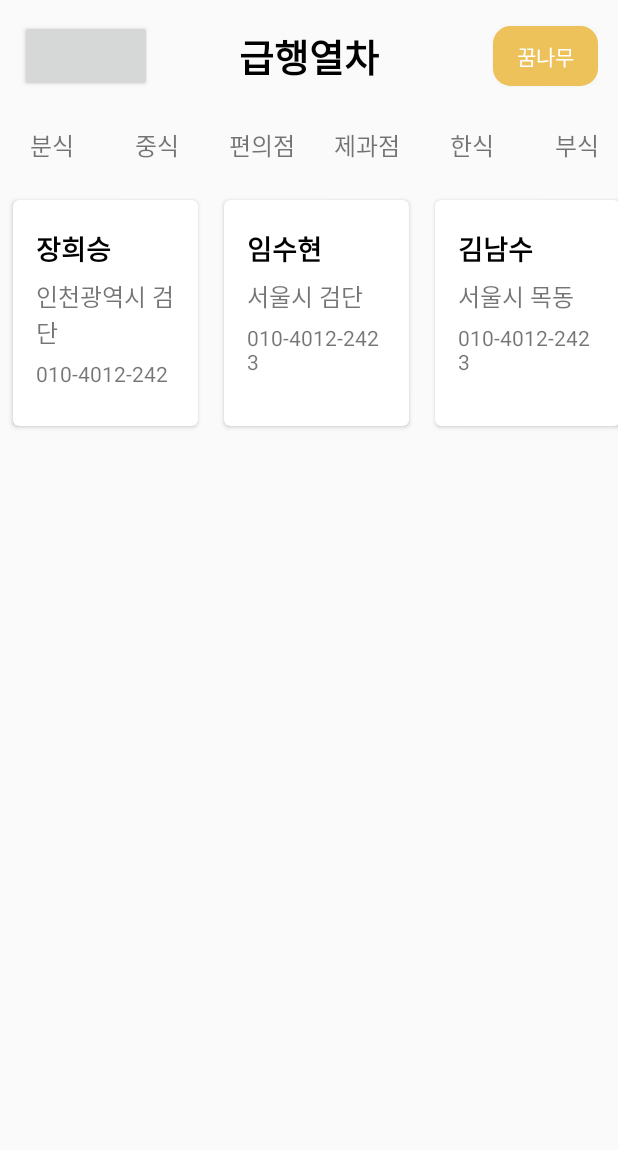
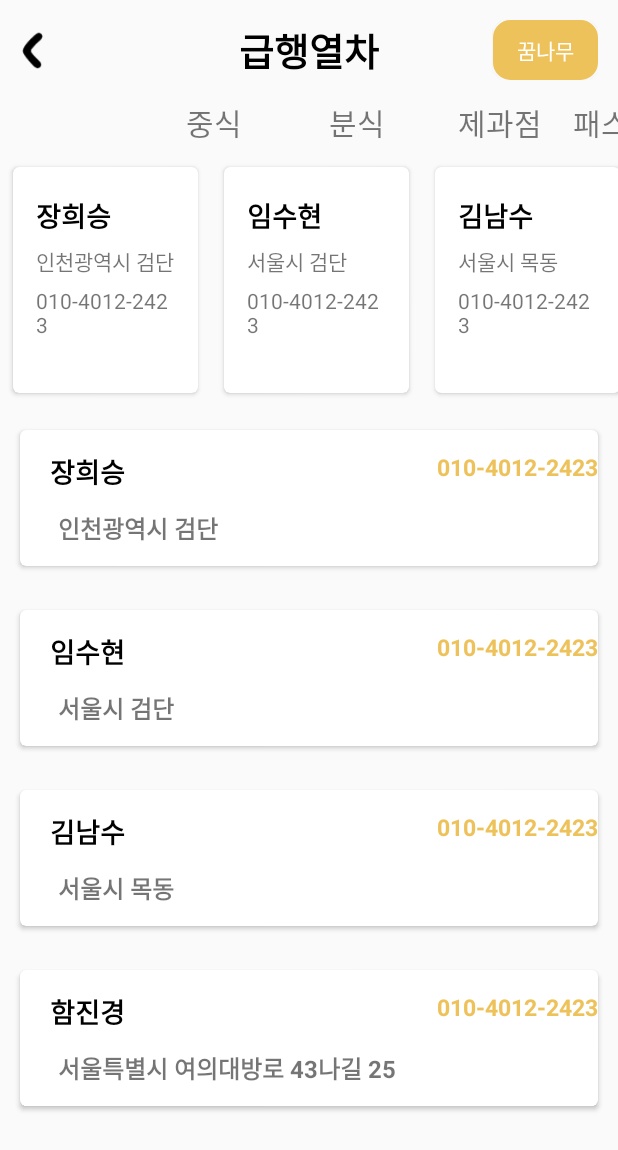
Before and after one commit to SKHU-CSE/if_ExpressTrain, an Android app: the screen it shows after launch (MainActivity), on a phone screen of 412 x 824 dp. Shown: the top 1150 px of the screen. Run offline under Robolectric (Android 15) with nearby library versions, the phone set to English and light mode, and no system bars; libraries missing offline, so code that uses them is left out: android.support.v4.

Commit message:
main UI 80%

```diff
--- a/ExpressTrain_Android/app/src/main/java/express/if_week/expresstrain_android/CategoryAdapter.java
+++ b/ExpressTrain_Android/app/src/main/java/express/if_week/expresstrain_android/CategoryAdapter.java
@@ -1,5 +1,7 @@
 package express.if_week.expresstrain_android;
 
+import android.graphics.Typeface;
+import android.support.v4.graphics.TypefaceCompatApi26Impl;
 import android.support.v7.widget.RecyclerView;
 import android.view.LayoutInflater;
 import android.view.ViewGroup;
@@ -7,6 +9,7 @@ import android.widget.TextView;
 
 public class CategoryAdapter extends RecyclerView.Adapter<CategoryAdapter.MyViewHolder> {
     private String[] mDataset;
+    private boolean[] mClicked;
 
     // Provide a reference to the views for each data item
     // Complex data items may need more than one view per item, and
@@ -21,8 +24,9 @@ public class CategoryAdapter extends RecyclerView.Adapter<CategoryAdapter.MyView
     }
 
     // Provide a suitable constructor (depends on the kind of dataset)
-    public CategoryAdapter(String[] myDataset) {
+    public CategoryAdapter(String[] myDataset,boolean[] checked) {
         mDataset = myDataset;
+        mClicked=checked;
     }
 
     // Create new views (invoked by the layout manager)
@@ -43,9 +47,17 @@ public class CategoryAdapter extends RecyclerView.Adapter<CategoryAdapter.MyView
         // - get element from your dataset at this position
         // - replace the contents of the view with that element
         holder.mTextView.setText(mDataset[position]);
+        if(mClicked[position]) {
+            holder.mTextView.setTypeface(null, Typeface.BOLD);
+            holder.mTextView.setTextColor(0xeec25b);
+        }
 
     }
 
+    public void reset(String[] arr)
+    {
+        mDataset=arr;
+    }
     // Return the size of your dataset (invoked by the layout manager)
     @Override
     public int getItemCount() {
--- a/ExpressTrain_Android/app/src/main/java/express/if_week/expresstrain_android/MainActivity.java
+++ b/ExpressTrain_Android/app/src/main/java/express/if_week/expresstrain_android/MainActivity.java
@@ -4,7 +4,9 @@ import android.support.v7.app.AppCompatActivity;
 import android.os.Bundle;
 import android.support.v7.widget.LinearLayoutManager;
 import android.support.v7.widget.RecyclerView;
+import android.view.View;
 import android.widget.LinearLayout;
+import android.widget.Toast;
 
 import java.util.ArrayList;
 
@@ -12,11 +14,16 @@ public class MainActivity extends AppCompatActivity {
 
     private RecyclerView mRecyclerView;
     private RecyclerView mRecycler_stroeView;
+    private RecyclerView mRecycler_stroeView2;
     private RecyclerView.Adapter mAdapter;
     private RecyclerView.LayoutManager mLayoutManager;
     private RecyclerView.LayoutManager mLayoutManager_store;
+    private RecyclerView.LayoutManager mLayoutManager_store2;
     ArrayList<Store_item> arrayList_store;
+    ArrayList<Store_item> arrayList_store2;
     private StoreAdapter store_adapter;
+
+    String[] category=new String[]{"한식","중식","분식","제과점","패스트푸드","부식"};
     @Override
     protected void onCreate(Bundle savedInstanceState) {
         super.onCreate(savedInstanceState);
@@ -25,29 +32,79 @@ public class MainActivity extends AppCompatActivity {
 
         mRecyclerView=findViewById(R.id.category_recycle);
         mRecycler_stroeView=findViewById(R.id.store1_cardview);
+        mRecycler_stroeView2=findViewById(R.id.store1_cardview2);
         mRecyclerView.setHasFixedSize(true);
         mRecycler_stroeView.setHasFixedSize(true);
-
+        mRecycler_stroeView2.setHasFixedSize(true);
         // use a linear layout manager
         mLayoutManager = new LinearLayoutManager(this);
         ((LinearLayoutManager) mLayoutManager).setOrientation(LinearLayout.HORIZONTAL);
-
         mLayoutManager_store=new LinearLayoutManager(this);
         ((LinearLayoutManager) mLayoutManager_store).setOrientation(LinearLayout.HORIZONTAL);
+        mLayoutManager_store2=new LinearLayoutManager(this);
         mRecyclerView.setLayoutManager(mLayoutManager);
         mRecycler_stroeView.setLayoutManager(mLayoutManager_store);
+        mRecycler_stroeView2.setLayoutManager(mLayoutManager_store2);
+
 
         // specify an adapter (see also next example)
-        mAdapter = new CategoryAdapter(new String[]{"분식","중식","편의점","제과점","한식","부식"});
+        mAdapter = new CategoryAdapter(category,new boolean[]{true,false,false,false,false,false});
         mRecyclerView.setAdapter(mAdapter);
+
+
+
+        mRecyclerView.addOnItemTouchListener(
+                new RecycleViewItemClickListener(getApplicationContext(), mRecyclerView, new RecycleViewItemClickListener.OnItemClickListener() {
+                    @Override
+                    public void onItemClick(View view, int position) {
+                        boolean[] checked= new boolean[]{false,false,false,false,false,false};
+                        checked[position]=true;
+                        mAdapter=new CategoryAdapter(category,checked);
+                        mRecyclerView.setAdapter(mAdapter);
+                    }
+
+                    @Override
+                    public void onLongItemClick(View view, int position) {
+                  //      Toast.makeText(getApplicationContext(),position+"번 째 아이템 롱 클릭",Toast.LENGTH_SHORT).show();
+                    }
+                }));
+
+        mRecyclerView.addOnItemTouchListener(
+                new RecycleViewItemClickListener(getApplicationContext(), mRecyclerView, new RecycleViewItemClickListener.OnItemClickListener() {
+                    @Override
+                    public void onItemClick(View view, int position) {
+                        boolean[] checked= new boolean[]{false,false,false,false,false,false};
+                        checked[position]=true;
+                        mAdapter=new CategoryAdapter(category,checked);
+                        mRecyclerView.setAdapter(mAdapter);
+                    }
+
+                    @Override
+                    public void onLongItemClick(View view, int position) {
+                        //      Toast.makeText(getApplicationContext(),position+"번 째 아이템 롱 클릭",Toast.LENGTH_SHORT).show();
+                    }
+                }));
+
+
+
         arrayList_store=new ArrayList<Store_item>();
+        arrayList_store2=new ArrayList<Store_item>();
         store_adapter=new StoreAdapter(arrayList_store);
 
         mRecycler_stroeView.setAdapter(store_adapter);
+        mRecycler_stroeView2.setAdapter(new StoreAdapter(arrayList_store2));
 
-        arrayList_store.add(new Store_item("장희승","인천광역시 검단","010-4012-2423"));
-        arrayList_store.add(new Store_item("임수현","서울시 검단","010-4012-2423"));
-        arrayList_store.add(new Store_item("김남수","서울시 목동","010-4012-2423"));
+        arrayList_store.add(new Store_item(1,"장희승","인천광역시 검단","010-4012-2423"));
+        arrayList_store.add(new Store_item(1,"임수현","서울시 검단","010-4012-2423"));
+        arrayList_store.add(new Store_item(1,"김남수","서울시 목동","010-4012-2423"));
+        arrayList_store.add(new Store_item(1,"함진경","서울특별시 여의대방로 43나길 25","010-4012-2423"));
+
+
+        arrayList_store2.add(new Store_item(2,"장희승","인천광역시 검단","010-4012-2423"));
+        arrayList_store2.add(new Store_item(2,"임수현","서울시 검단","010-4012-2423"));
+        arrayList_store2.add(new Store_item(2,"김남수","서울시 목동","010-4012-2423"));
+        arrayList_store2.add(new Store_item(2,"함진경","서울특별시 여의대방로 43나길 25","010-4012-2423"));
+
 
         //arrayList_store.add()
     }
--- /dev/null
+++ b/ExpressTrain_Android/app/src/main/java/express/if_week/expresstrain_android/RecycleViewItemClickListener.java
@@ -0,0 +1,52 @@
+package express.if_week.expresstrain_android;
+
+import android.content.Context;
+import android.support.v7.widget.RecyclerView;
+import android.util.Log;
+import android.view.GestureDetector;
+import android.view.MotionEvent;
+import android.view.View;
+
+public class RecycleViewItemClickListener implements RecyclerView.OnItemTouchListener {
+    private OnItemClickListener mListener;
+
+    public interface OnItemClickListener {
+        void onItemClick(View view, int position);
+
+        void onLongItemClick(View view, int position);
+    }
+
+    GestureDetector mGestureDetector;
+
+    public RecycleViewItemClickListener(Context context, final RecyclerView recyclerView, OnItemClickListener listener) {
+        mListener = listener;
+        mGestureDetector = new GestureDetector(context, new GestureDetector.SimpleOnGestureListener() {
+            @Override
+            public boolean onSingleTapUp(MotionEvent e) {
+                return true;
+            }
+
+            @Override
+            public void onLongPress(MotionEvent e) {
+                View child = recyclerView.findChildViewUnder(e.getX(), e.getY());
+                if (child != null && mListener != null) {
+                    Log.d("long","press");
+                    mListener.onLongItemClick(child, recyclerView.getChildAdapterPosition(child));
+                }
+            }
+        });
+    }
+
+    @Override public boolean onInterceptTouchEvent(RecyclerView view, MotionEvent e) {
+        View childView = view.findChildViewUnder(e.getX(), e.getY());
+        if (childView != null && mListener != null && mGestureDetector.onTouchEvent(e)) {
+            mListener.onItemClick(childView, view.getChildAdapterPosition(childView));
+            return true;
+        }
+        return false;
+    }
+
+    @Override public void onTouchEvent(RecyclerView view, MotionEvent motionEvent) { }
+
+    @Override public void onRequestDisallowInterceptTouchEvent (boolean disallowIntercept){}
+}
--- a/ExpressTrain_Android/app/src/main/java/express/if_week/expresstrain_android/StoreAdapter.java
+++ b/ExpressTrain_Android/app/src/main/java/express/if_week/expresstrain_android/StoreAdapter.java
@@ -1,5 +1,6 @@
 package express.if_week.expresstrain_android;
 
+import android.support.annotation.NonNull;
 import android.support.v7.widget.RecyclerView;
 import android.view.LayoutInflater;
 import android.view.View;
@@ -9,58 +10,92 @@ import android.widget.TextView;
 
 import java.util.ArrayList;
 
-class StoreAdapter extends RecyclerView.Adapter<StoreAdapter.ViewHolder> {
+class StoreAdapter extends RecyclerView.Adapter<RecyclerView.ViewHolder> {
     private ArrayList<Store_item> mDataset;
+
 
     // Provide a reference to the views for each data item
     // Complex data items may need more than one view per item, and
     // you provide access to all the views for a data item in a view holder
-    public static class ViewHolder extends RecyclerView.ViewHolder {
-        // each data item is just a string in this case
-        public TextView mTitle;
-        public TextView address;
-        public TextView phone;
 
-        public ViewHolder(View view) {
-            super(view);
-
-            mTitle = (TextView)view.findViewById(R.id.card_title);
-            address=(TextView)view.findViewById(R.id.card_address);
-            phone=(TextView)view.findViewById(R.id.card_phone);
-        }
-    }
 
     // Provide a suitable constructor (depends on the kind of dataset)
     public StoreAdapter(ArrayList<Store_item> myDataset) {
         mDataset = myDataset;
     }
 
-    // Create new views (invoked by the layout manager)
+
+    // Replace the contents of a view (invoked by the layout manager)
+
+
     @Override
-    public StoreAdapter.ViewHolder onCreateViewHolder(ViewGroup parent,
-                                                         int viewType) {
-        // create a new view
-        View v = LayoutInflater.from(parent.getContext())
-                .inflate(R.layout.store_cardview, parent, false);
-        // set the view's size, margins, paddings and layout parameters
+    public RecyclerView.ViewHolder onCreateViewHolder(ViewGroup viewGroup, int viewType) {
 
-        ViewHolder vh = new ViewHolder(v);
-        return vh;
+        RecyclerView.ViewHolder viewHolder;
+        LayoutInflater inflater = LayoutInflater.from(viewGroup.getContext());
+
+        switch (viewType) {
+            case 0:
+                View v1 = inflater.inflate(R.layout.my_category_list, viewGroup, false);
+                viewHolder = new ViewHolder(v1);
+                break;
+            case 1:
+                View v2 = inflater.inflate(R.layout.store_cardview, viewGroup, false);
+                viewHolder = new VIewHolder2(v2);
+                break;
+            default:
+                View v = inflater.inflate(R.layout.stroe_cardview_type2, viewGroup, false);
+                viewHolder = new ViewHolder3(v);
+                break;
+        }
+        return viewHolder;
     }
 
-    // Replace the contents of a view (invoked by the layout manager)
     @Override
-    public void onBindViewHolder(ViewHolder holder, int position) {
-        // - get element from your dataset at this position
-        // - replace the contents of the view with that element
-        holder.mTitle.setText(mDataset.get(position).getTitle());
-        holder.address.setText(mDataset.get(position).getAddress());
-        holder.phone.setText(mDataset.get(position).getPhone());
+    public void onBindViewHolder(@NonNull RecyclerView.ViewHolder viewHolder, int position) {
+        switch (viewHolder.getItemViewType()) {
+            case 0:
+                ViewHolder vh1 = (ViewHolder) viewHolder;
+                configureViewHolder1(vh1, position);
+                break;
+            case 1:
+                VIewHolder2 vh2 = (VIewHolder2) viewHolder;
+                configureViewHolder2(vh2, position);
+                break;
+            default:
+                ViewHolder3 vh = (ViewHolder3) viewHolder;
+                configureDefaultViewHolder(vh, position);
+                break;
+        }
     }
 
+    @Override
+    public int getItemViewType(int position) {
+        if (mDataset.get(position).Type==0) {
+            return 0;
+        } else if (mDataset.get(position).Type==1) {
+            return 1;
+        }
+        return -1;
+    }
     // Return the size of your dataset (invoked by the layout manager)
     @Override
     public int getItemCount() {
         return mDataset.size();
     }
+    private void configureDefaultViewHolder(ViewHolder3 vh, int position) {
+        vh.mAddress.setText(mDataset.get(position).getAddress());
+        vh.mTitle.setText(mDataset.get(position).getTitle());
+        vh.phone.setText(mDataset.get(position).getPhone());
+    }
+
+    private void configureViewHolder1(ViewHolder vh1, int position) {
+        vh1.mTitle.setText(mDataset.get(position).getTitle());
+    }
+
+    private void configureViewHolder2(VIewHolder2 vh2,int position) {
+        vh2.mAddress.setText(mDataset.get(position).getAddress());
+        vh2.mTitle.setText(mDataset.get(position).getTitle());
+        vh2.phone.setText(mDataset.get(position).getPhone());
+    }
 }
--- a/ExpressTrain_Android/app/src/main/java/express/if_week/expresstrain_android/Store_item.java
+++ b/ExpressTrain_Android/app/src/main/java/express/if_week/expresstrain_android/Store_item.java
@@ -27,12 +27,14 @@ public class Store_item {
         this.phone = phone;
     }
 
-    public Store_item(String Title,String address,String phone){
+    public Store_item(int Type,String Title,String address,String phone){
         this.title=Title;
         this.Address=address;
         this.phone=phone;
+        this.Type=Type;
     }
 
+    int Type;
     String title;
     String Address;
     String phone;
--- /dev/null
+++ b/ExpressTrain_Android/app/src/main/java/express/if_week/expresstrain_android/VIewHolder2.java
@@ -0,0 +1,22 @@
+package express.if_week.expresstrain_android;
+
+import android.support.v7.widget.RecyclerView;
+import android.view.View;
+import android.widget.TextView;
+
+public class VIewHolder2 extends RecyclerView.ViewHolder {
+    // each data item is just a string in this case
+    public TextView mTitle;
+    public TextView mAddress;
+    public TextView phone;
+
+
+    public VIewHolder2(View view) {
+        super(view);
+
+
+        mTitle = (TextView)view.findViewById(R.id.card_title);
+        mAddress=(TextView)view.findViewById(R.id.card_address);
+        phone=view.findViewById(R.id.card_phone);
+    }
+}
--- /dev/null
+++ b/ExpressTrain_Android/app/src/main/java/express/if_week/expresstrain_android/ViewHolder.java
@@ -0,0 +1,18 @@
+package express.if_week.expresstrain_android;
+
+import android.support.v7.widget.RecyclerView;
+import android.view.View;
+import android.widget.TextView;
+
+public  class ViewHolder extends RecyclerView.ViewHolder {
+    // each data item is just a string in this case
+    public TextView mTitle;
+
+
+    public ViewHolder(View view) {
+        super(view);
+
+        mTitle = (TextView)view.findViewById(R.id.category_text);
+
+    }
+}
--- /dev/null
+++ b/ExpressTrain_Android/app/src/main/java/express/if_week/expresstrain_android/ViewHolder3.java
@@ -0,0 +1,22 @@
+package express.if_week.expresstrain_android;
+
+import android.support.v7.widget.RecyclerView;
+import android.view.View;
+import android.widget.TextView;
+
+public class ViewHolder3 extends RecyclerView.ViewHolder {
+    // each data item is just a string in this case
+    public TextView mTitle;
+    public TextView mAddress;
+    public TextView phone;
+
+
+    public ViewHolder3(View view) {
+        super(view);
+
+
+        mTitle = (TextView)view.findViewById(R.id.card_2_title);
+        mAddress=(TextView)view.findViewById(R.id.card_2_address);
+        phone=view.findViewById(R.id.card_2_phone);
+    }
+}
--- a/ExpressTrain_Android/app/src/main/res/layout/activity_main.xml
+++ b/ExpressTrain_Android/app/src/main/res/layout/activity_main.xml
@@ -7,52 +7,65 @@
     tools:context=".MainActivity">
 
     <RelativeLayout
+        android:id="@+id/Main_topbar"
         android:layout_width="match_parent"
         android:layout_height="wrap_content"
-        android:id="@+id/Main_topbar"
         android:padding="13dp">
+
         <Button
-            android:layout_width="wrap_content"
-            android:layout_height="wrap_content"
-            android:id="@+id/Main_before"/>
+            android:id="@+id/Main_before"
+            android:layout_width="17dp"
+            android:layout_height="25dp"
+            android:layout_centerVertical="true"
+            android:background="@drawable/before" />
 
         <TextView
             android:layout_width="wrap_content"
             android:layout_height="wrap_content"
-        android:textSize="25sp"
-        android:text="급행열차"
             android:layout_centerHorizontal="true"
             android:layout_centerVertical="true"
-        android:textStyle="bold"
-        android:textColor="#000000"/>
+            android:text="급행열차"
+            android:textColor="#000000"
+            android:textSize="25sp"
+            android:textStyle="bold" />
 
         <Button
             android:layout_width="70dp"
             android:layout_height="40dp"
+            android:layout_alignParentRight="true"
+            android:layout_centerVertical="true"
+            android:background="@drawable/round_stroke"
             android:text="꿈나무"
-        android:background="@drawable/round_stroke"
-        android:textColor="#ffffff"
-        android:layout_centerVertical="true"
-        android:layout_alignParentRight="true"/>
+            android:textColor="#ffffff" />
     </RelativeLayout>
 
 
     <android.support.v7.widget.RecyclerView
+        android:id="@+id/category_recycle"
         android:layout_width="match_parent"
         android:layout_height="wrap_content"
-        android:id="@+id/category_recycle"
         android:layout_below="@id/Main_topbar"
-        app:reverseLayout="true"
-        ></android.support.v7.widget.RecyclerView>
+        app:reverseLayout="true"></android.support.v7.widget.RecyclerView>
+
 <ScrollView
     android:layout_width="match_parent"
     android:layout_height="wrap_content"
-        android:id="@+id/scrollview"
-        android:layout_below="@id/category_recycle">
+    android:layout_below="@id/category_recycle"
+    >
+    <LinearLayout
+        android:layout_width="wrap_content"
+        android:layout_height="wrap_content"
+        android:orientation="vertical">
     <android.support.v7.widget.RecyclerView
+        android:id="@+id/store1_cardview"
                 android:layout_width="match_parent"
-        android:layout_height="wrap_content"
-        android:id="@+id/store1_cardview"></android.support.v7.widget.RecyclerView>
+                android:layout_height="wrap_content"></android.support.v7.widget.RecyclerView>
 
+    <android.support.v7.widget.RecyclerView
+        android:id="@+id/store1_cardview2"
+        android:layout_width="match_parent"
+
+        android:layout_height="wrap_content"></android.support.v7.widget.RecyclerView>
+    </LinearLayout>
 </ScrollView>
 </RelativeLayout>
--- a/ExpressTrain_Android/app/src/main/res/layout/my_category_list.xml
+++ b/ExpressTrain_Android/app/src/main/res/layout/my_category_list.xml
@@ -1,11 +1,10 @@
 <?xml version="1.0" encoding="utf-8"?>
 <TextView
-    xmlns:android="http://schemas.android.com/apk/res/android" android:layout_width="70dp"
+    xmlns:android="http://schemas.android.com/apk/res/android" android:layout_width="95dp"
     android:layout_height="wrap_content"
     android:id="@+id/category_text"
-    android:padding="10dp"
-    android:textSize="16sp"
+    android:textSize="20sp"
     android:gravity="center"
-    android:text="분식">
+    android:text="패스트푸드">
 
 </TextView>
--- a/ExpressTrain_Android/app/src/main/res/layout/store_cardview.xml
+++ b/ExpressTrain_Android/app/src/main/res/layout/store_cardview.xml
@@ -31,7 +31,7 @@
         <TextView
             android:layout_width="wrap_content"
             android:layout_height="wrap_content"
-            android:textSize="16sp"
+            android:textSize="14sp"
             android:text="서울시"
             android:id="@+id/card_address"
             android:layout_marginBottom="6dp"
--- /dev/null
+++ b/ExpressTrain_Android/app/src/main/res/layout/stroe_cardview_type2.xml
@@ -0,0 +1,86 @@
+<?xml version="1.0" encoding="utf-8"?>
+<android.support.v7.widget.CardView xmlns:android="http://schemas.android.com/apk/res/android"
+    android:layout_width="match_parent"
+    android:layout_height="100dp"
+    xmlns:card_view="http://schemas.android.com/apk/res-auto"
+    card_view:cardCornerRadius="4dp"
+    android:elevation="10dp"
+    card_view:cardUseCompatPadding="true"
+    android:layout_margin="10dp"
+    >
+<RelativeLayout
+    android:layout_width="match_parent"
+    android:layout_height="wrap_content">
+    <TextView
+        android:layout_width="wrap_content"
+        android:layout_height="wrap_content"
+        android:id="@+id/card_2_title"
+        android:text="김밥천국"
+        android:gravity="center"
+        android:textStyle="bold"
+        android:textSize="18sp"
+        android:textColor="#000000"
+        android:layout_marginLeft="20dp"
+        android:layout_marginTop="14dp"
+        android:layout_marginBottom="12dp"/>
+
+    <TextView
+        android:layout_width="wrap_content"
+        android:layout_height="wrap_content"
+        android:id="@+id/card_2_phone"
+        android:text="010-4052-1511"
+        android:textSize="15sp"
+        android:textStyle="bold"
+        android:layout_alignParentRight="true"
+        android:layout_marginRight="10dp"
+        android:layout_alignTop="@id/card_2_title"
+        android:textColor="#eec25b"/>
+
+    <TextView
+        android:layout_width="wrap_content"
+        android:layout_height="wrap_content"
+        android:text="서울시"
+        android:textSize="16sp"
+        android:textStyle="bold"
+        android:id="@+id/card_2_address"
+        android:layout_below="@id/card_2_title"
+        android:layout_marginBottom="14dp"
+        android:layout_marginLeft="25dp"/>
+
+
+    <Button
+        android:layout_width="wrap_content"
+        android:layout_height="wrap_content"
+        android:background="@null"
+        android:text="지도 보기"
+        android:id="@+id/card_2_showmap"
+        android:textColor="#aaaaaa"
+        android:onClick="showMap"
+        android:textSize="14sp"
+        android:layout_below="@id/card_2_address"
+        android:layout_marginLeft="55dp"
+        />
+
+    <View
+        android:layout_width="2.5dp"
+        android:layout_height="40dp"
+        android:background="#aaaaaa"
+        android:layout_below="@id/card_2_address"
+        android:layout_centerHorizontal="true"
+        android:layout_marginTop="5dp"></View>
+
+    <Button
+        android:layout_width="wrap_content"
+        android:layout_height="wrap_content"
+        android:background="@null"
+        android:text="댓글 보기"
+        android:textColor="#aaaaaa"
+        android:textSize="15sp"
+        android:onClick="showContent"
+        android:id="@+id/card_2_showcontent"
+        android:layout_below="@id/card_2_address"
+        android:layout_marginRight="55dp"
+        android:layout_alignParentRight="true"
+        />
+</RelativeLayout>
+</android.support.v7.widget.CardView>
```
Also changed, not shown: ExpressTrain_Android/app/src/main/res/drawable/before.png (added). Lines whose indentation alone changed are shown as unchanged.
